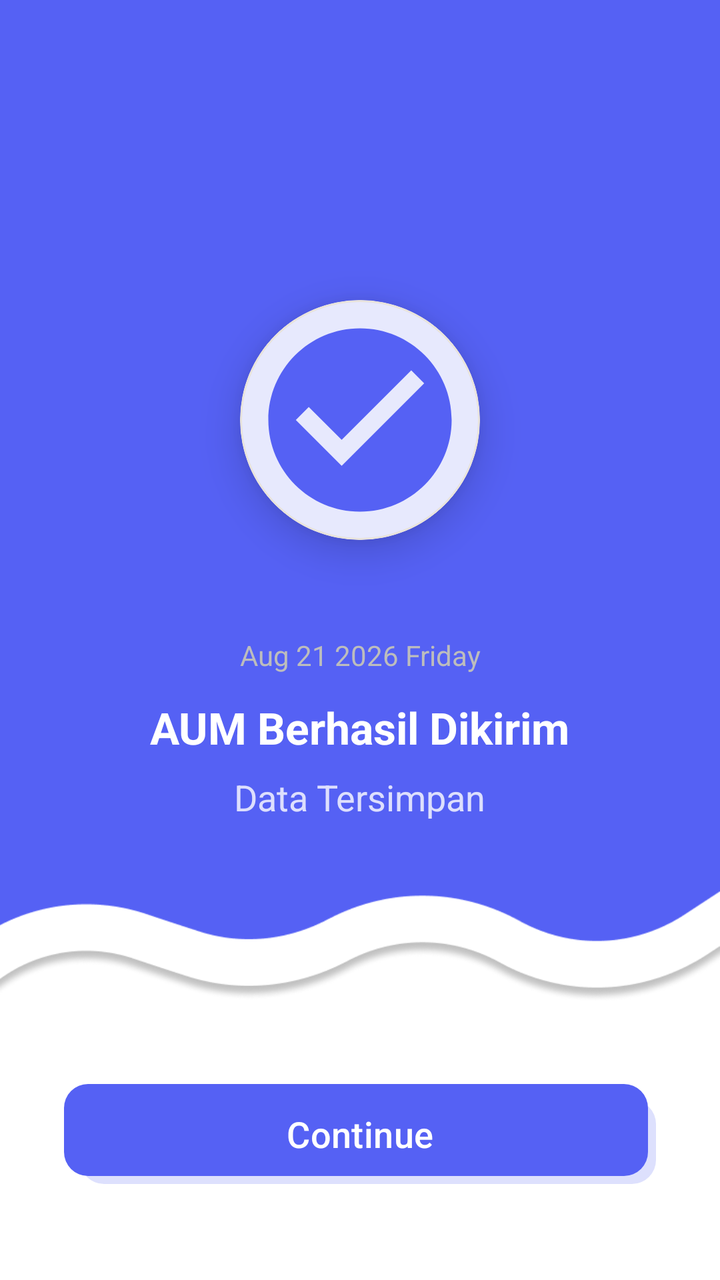
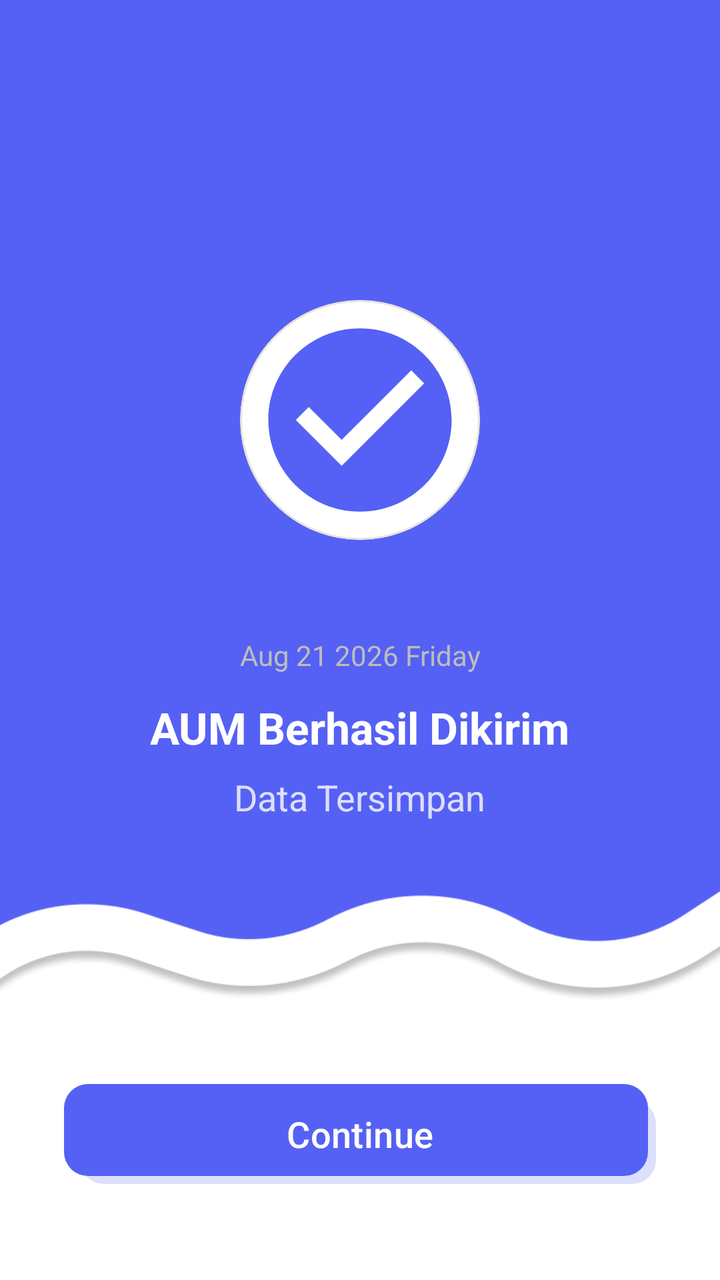

Two renders of the same Android screen: before a commit and after it. Below are the layout's source before the change and the commit's diff.
<!-- AndroidManifest.xml: application theme Theme.BkNova -->
<!-- res/layout/fragment_success_aum.xml -->
<?xml version="1.0" encoding="utf-8"?>
<androidx.constraintlayout.widget.ConstraintLayout xmlns:android="http://schemas.android.com/apk/res/android"
    xmlns:app="http://schemas.android.com/apk/res-auto"
    xmlns:tools="http://schemas.android.com/tools"
    android:layout_width="match_parent"
    android:layout_height="match_parent"
    android:background="@color/white">


    <View
        android:id="@+id/view_bg_top"
        android:layout_width="match_parent"
        android:layout_height="0dp"
        android:background="@drawable/img_12"
        app:layout_constraintHeight_percent="0.8"
        app:layout_constraintTop_toTopOf="parent"
        tools:layout_editor_absoluteX="0dp" />

    <com.google.android.material.card.MaterialCardView
        android:id="@+id/icon_container"
        android:layout_width="120dp"
        android:layout_height="120dp"
        android:layout_marginTop="150dp"
        app:cardBackgroundColor="@color/white"
        app:cardCornerRadius="60dp"
        app:cardElevation="12dp"
        app:layout_constraintEnd_toEndOf="parent"
        app:layout_constraintStart_toStartOf="parent"
        app:layout_constraintTop_toTopOf="parent">

        <ImageView
            android:id="@+id/iv_check_success"
            android:layout_width="match_parent"
            android:layout_height="match_parent"
            android:layout_margin="5dp"
            android:src="@drawable/ic_check_circle"
            app:tint="@color/brand_primary" />
    </com.google.android.material.card.MaterialCardView>

    <TextView
        android:id="@+id/tv_date_success"
        android:layout_width="wrap_content"
        android:layout_height="wrap_content"
        android:layout_marginTop="48dp"
        android:text="Aug 21 2026 Friday"
        android:textColor="#BDBDBD"
        android:textSize="14sp"
        app:layout_constraintEnd_toEndOf="parent"
        app:layout_constraintStart_toStartOf="parent"
        app:layout_constraintTop_toBottomOf="@+id/icon_container" />

    <TextView
        android:id="@+id/tv_title_success"
        android:layout_width="wrap_content"
        android:layout_height="wrap_content"
        android:layout_marginTop="12dp"
        android:text="AUM Berhasil Dikirim"
        android:textColor="@color/white"
        android:textSize="22sp"
        android:textStyle="bold"
        app:layout_constraintEnd_toEndOf="parent"
        app:layout_constraintStart_toStartOf="parent"
        app:layout_constraintTop_toBottomOf="@+id/tv_date_success" />

    <TextView
        android:id="@+id/tv_status_success"
        android:layout_width="wrap_content"
        android:layout_height="wrap_content"
        android:layout_marginTop="8dp"
        android:text="Data Tersimpan"
        android:textColor="@color/white"
        android:textSize="18sp"
        android:alpha="0.8"
        app:layout_constraintEnd_toEndOf="parent"
        app:layout_constraintStart_toStartOf="parent"
        app:layout_constraintTop_toBottomOf="@+id/tv_title_success" />



    <com.google.android.material.button.MaterialButton
        android:id="@+id/btn_continue_success"
        android:layout_width="match_parent"
        android:layout_height="50dp"
        android:layout_marginHorizontal="32dp"
        android:layout_marginBottom="48dp"
        android:background="@drawable/bg_button"
        android:text="Continue"
        android:textAllCaps="false"
        android:textColor="@color/white"
        android:textSize="18sp"
        app:cornerRadius="12dp"
        app:layout_constraintBottom_toBottomOf="parent"
        app:layout_constraintEnd_toEndOf="parent"
        app:layout_constraintStart_toStartOf="parent" />

</androidx.constraintlayout.widget.ConstraintLayout>
<!-- resources referenced by this layout -->
<resources>
  <color name="brand_primary">#5561F4</color>
  <color name="white">#FFFFFFFF</color>
  <!-- drawable bg_button (drawable) -->
  <?xml version="1.0" encoding="utf-8"?>
  <layer-list xmlns:android="http://schemas.android.com/apk/res/android">
  
      
      <item
          android:left="8dp"
  
          android:top="8dp">
  
          <shape android:shape="rectangle">
              <solid android:color="#32000000" />
              <corners android:radius="12dp" />
          </shape>
  
      </item>
  
      
      <item
          android:right="4dp"
          android:bottom="4dp">
  
          <shape android:shape="rectangle">
              <solid android:color="@color/brand_primary" />
              <corners android:radius="12dp" />
          </shape>
  
      </item>
  
  </layer-list>
  <!-- drawable ic_check_circle (drawable) -->
  <vector xmlns:android="http://schemas.android.com/apk/res/android"
      android:width="24dp"
      android:height="24dp"
      android:viewportWidth="24"
      android:viewportHeight="24">
      <path
          android:fillColor="#FFFFFF"
          android:pathData="M12,2C6.48,2 2,6.48 2,12s4.48,10 10,10 10,-4.48 10,-10S17.52,2 12,2zM10,17l-5,-5l1.41,-1.41L10,14.17l7.59,-7.59L19,8l-9,9z"/>
  </vector>
  <style name="Theme.BkNova" parent="Base.Theme.BkNova" />
  <style name="Base.Theme.BkNova" parent="Theme.Material3.Light.NoActionBar">
  
          
          <item name="colorPrimary">@color/brand_primary</item>
          <item name="colorOnPrimary">@color/white</item>
          <item name="colorPrimaryContainer">@color/brand_soft</item>
          <item name="colorOnPrimaryContainer">@color/text_color_primary</item>
  
          <item name="colorSecondary">@color/accent_pink</item>
          
          <item name="colorOnSecondary">@color/text_color_primary</item>
          <item name="colorSecondaryContainer">@color/accent_pink_soft</item>
          <item name="colorOnSecondaryContainer">@color/text_color_primary</item>
  
          <item name="colorTertiary">@color/accent_peach</item>
          <item name="colorOnTertiary">@color/text_color_primary</item>
          <item name="colorTertiaryContainer">@color/accent_peach_soft</item>
          <item name="colorOnTertiaryContainer">@color/text_color_primary</item>
  
          <item name="colorSurface">@color/white</item>
          <item name="colorOnSurface">@color/text_color_primary</item>
          <item name="colorSurfaceVariant">@color/background_cream</item>
          <item name="colorOnSurfaceVariant">@color/text_color_secondary</item>
          <item name="android:colorBackground">@color/background_cream</item>
          <item name="colorOnBackground">@color/text_color_primary</item>
  
          <item name="colorOutline">@color/divider_color</item>
          <item name="colorOutlineVariant">@color/divider_color</item>
  
          <item name="colorError">@color/red_text</item>
          <item name="colorOnError">@color/white</item>
          <item name="colorErrorContainer">@color/red_light</item>
          <item name="colorOnErrorContainer">@color/red_text</item>
  
          <item name="android:windowBackground">@color/background_cream</item>
  
          
          <item name="android:statusBarColor">@android:color/transparent</item>
          <item name="android:navigationBarColor">@android:color/transparent</item>
          <item name="android:windowLightStatusBar">true</item>
          
          <item name="android:enforceNavigationBarContrast" tools:targetApi="q">false</item>
          <item name="android:enforceStatusBarContrast" tools:targetApi="q">false</item>
      </style>
  <color name="brand_soft">#F0E6FC</color>
  <color name="text_color_primary">#2A1E33</color>
  <color name="accent_pink">#FF7FAF</color>
  <color name="accent_pink_soft">#FFECF3</color>
  <color name="accent_peach">#FFC6BF</color>
  <color name="accent_peach_soft">#FFE8E5</color>
  <color name="background_cream">#F8F7F2</color>
  <color name="text_color_secondary">#6B5E75</color>
  <color name="divider_color">#E8E3DC</color>
  <color name="red_text">#DC2626</color>
  <color name="red_light">#FEE2E2</color>
  <!-- unchanged entries left out for length: 1 -->
</resources>

<!-- the commit's change to res/layout/fragment_success_aum.xml (unified diff, before → after) -->
@@ -23,7 +23,7 @@
         android:layout_marginTop="150dp"
         app:cardBackgroundColor="@color/white"
         app:cardCornerRadius="60dp"
-        app:cardElevation="12dp"
+        app:cardElevation="0dp"
         app:layout_constraintEnd_toEndOf="parent"
         app:layout_constraintStart_toStartOf="parent"
         app:layout_constraintTop_toTopOf="parent">
